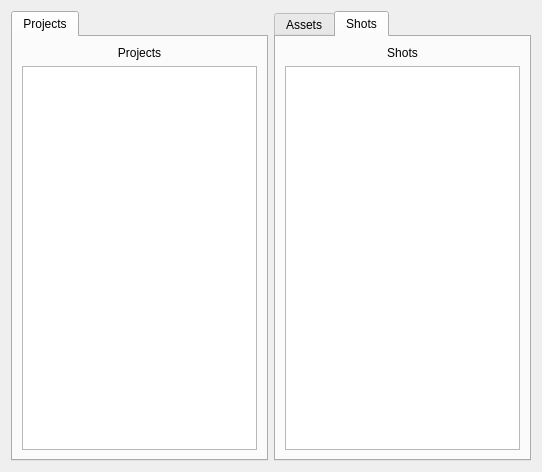
The window that maya_scripts/ui/qt_main_ui.ui (tws0002/scripts) describes before a commit, drawn with Qt 5.
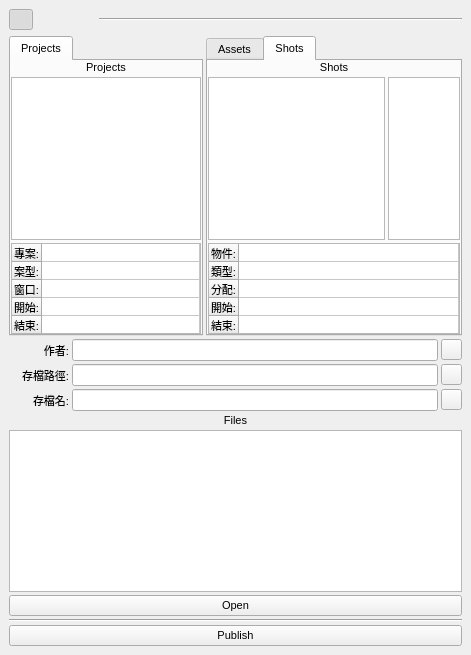
The same window after the commit. Icons and pictures are not drawn.

```diff
--- a/maya_scripts/ui/qt_main_ui.ui
+++ b/maya_scripts/ui/qt_main_ui.ui
@@ -6,28 +6,167 @@
    <rect>
     <x>0</x>
     <y>0</y>
-    <width>542</width>
-    <height>472</height>
+    <width>471</width>
+    <height>655</height>
    </rect>
   </property>
+  <property name="minimumSize">
+   <size>
+    <width>0</width>
+    <height>0</height>
+   </size>
+  </property>
+  <property name="maximumSize">
+   <size>
+    <width>620</width>
+    <height>700</height>
+   </size>
+  </property>
+  <property name="font">
+   <font>
+    <family>Arial</family>
+    <pointsize>8</pointsize>
+    <weight>50</weight>
+    <bold>false</bold>
+   </font>
+  </property>
   <property name="windowTitle">
    <string>Form</string>
   </property>
   <layout class="QVBoxLayout" name="verticalLayout_2">
+   <property name="spacing">
+    <number>6</number>
+   </property>
+   <property name="margin">
+    <number>9</number>
+   </property>
    <item>
-    <layout class="QVBoxLayout" name="verticalLayout">
+    <layout class="QHBoxLayout" name="horizontalLayout">
      <item>
-      <layout class="QHBoxLayout" name="horizontalLayout">
+      <widget class="QPushButton" name="inprogress_button">
+       <property name="maximumSize">
+        <size>
+         <width>24</width>
+         <height>24</height>
+        </size>
+       </property>
+       <property name="text">
+        <string/>
+       </property>
+       <property name="icon">
+        <iconset>
+         <normaloff>../icons/play_off_24.png</normaloff>
+         <normalon>../icons/play_on_24.png</normalon>../icons/play_off_24.png</iconset>
+       </property>
+       <property name="checkable">
+        <bool>true</bool>
+       </property>
+       <property name="checked">
+        <bool>true</bool>
+       </property>
+       <property name="flat">
+        <bool>true</bool>
+       </property>
+      </widget>
+     </item>
+     <item>
+      <widget class="QPushButton" name="ready_button">
+       <property name="maximumSize">
+        <size>
+         <width>24</width>
+         <height>24</height>
+        </size>
+       </property>
+       <property name="text">
+        <string/>
+       </property>
+       <property name="icon">
+        <iconset>
+         <normaloff>../icons/pause_off_24.png</normaloff>
+         <normalon>../icons/pause_on_24.png</normalon>../icons/pause_off_24.png</iconset>
+       </property>
+       <property name="checkable">
+        <bool>true</bool>
+       </property>
+       <property name="checked">
+        <bool>false</bool>
+       </property>
+       <property name="flat">
+        <bool>true</bool>
+       </property>
+      </widget>
+     </item>
+     <item>
+      <widget class="QPushButton" name="complete_button">
+       <property name="maximumSize">
+        <size>
+         <width>24</width>
+         <height>24</height>
+        </size>
+       </property>
+       <property name="text">
+        <string/>
+       </property>
+       <property name="icon">
+        <iconset>
+         <normaloff>../icons/check_off_24.png</normaloff>
+         <normalon>../icons/check_on_24.png</normalon>../icons/check_off_24.png</iconset>
+       </property>
+       <property name="checkable">
+        <bool>true</bool>
+       </property>
+       <property name="checked">
+        <bool>false</bool>
+       </property>
+       <property name="flat">
+        <bool>true</bool>
+       </property>
+      </widget>
+     </item>
+     <item>
+      <widget class="Line" name="line_2">
+       <property name="orientation">
+        <enum>Qt::Horizontal</enum>
+       </property>
+      </widget>
+     </item>
+    </layout>
+   </item>
+   <item>
+    <layout class="QVBoxLayout" name="mainLayout">
+     <property name="spacing">
+      <number>3</number>
+     </property>
+     <property name="margin">
+      <number>0</number>
+     </property>
+     <item>
+      <layout class="QHBoxLayout" name="tabLayout">
+       <property name="spacing">
+        <number>3</number>
+       </property>
        <item>
-        <widget class="QTabWidget" name="tabProject">
+        <widget class="QTabWidget" name="tabProjectWidget">
          <property name="currentIndex">
           <number>0</number>
          </property>
-         <widget class="QWidget" name="tabProject_layout">
+         <widget class="QWidget" name="tabProject">
+          <property name="minimumSize">
+           <size>
+            <width>0</width>
+            <height>0</height>
+           </size>
+          </property>
           <attribute name="title">
            <string>Projects</string>
           </attribute>
           <layout class="QVBoxLayout" name="verticalLayout_4">
+           <property name="spacing">
+            <number>3</number>
+           </property>
+           <property name="margin">
+            <number>0</number>
+           </property>
            <item>
             <widget class="QLabel" name="label">
              <property name="text">
@@ -39,7 +178,83 @@
             </widget>
            </item>
            <item>
-            <widget class="QListWidget" name="listWidget"/>
+            <widget class="QListWidget" name="project_list"/>
+           </item>
+           <item>
+            <widget class="QTableWidget" name="project_info">
+             <property name="minimumSize">
+              <size>
+               <width>190</width>
+               <height>91</height>
+              </size>
+             </property>
+             <property name="maximumSize">
+              <size>
+               <width>16777215</width>
+               <height>91</height>
+              </size>
+             </property>
+             <property name="verticalScrollBarPolicy">
+              <enum>Qt::ScrollBarAlwaysOff</enum>
+             </property>
+             <property name="horizontalScrollBarPolicy">
+              <enum>Qt::ScrollBarAlwaysOff</enum>
+             </property>
+             <property name="autoScroll">
+              <bool>false</bool>
+             </property>
+             <property name="selectionMode">
+              <enum>QAbstractItemView::NoSelection</enum>
+             </property>
+             <attribute name="horizontalHeaderVisible">
+              <bool>false</bool>
+             </attribute>
+             <attribute name="horizontalHeaderCascadingSectionResizes">
+              <bool>true</bool>
+             </attribute>
+             <attribute name="horizontalHeaderDefaultSectionSize">
+              <number>150</number>
+             </attribute>
+             <attribute name="horizontalHeaderMinimumSectionSize">
+              <number>150</number>
+             </attribute>
+             <attribute name="horizontalHeaderStretchLastSection">
+              <bool>true</bool>
+             </attribute>
+             <attribute name="verticalHeaderDefaultSectionSize">
+              <number>18</number>
+             </attribute>
+             <row>
+              <property name="text">
+               <string>專案:</string>
+              </property>
+             </row>
+             <row>
+              <property name="text">
+               <string>案型:</string>
+              </property>
+             </row>
+             <row>
+              <property name="text">
+               <string>窗口:</string>
+              </property>
+             </row>
+             <row>
+              <property name="text">
+               <string>開始:</string>
+              </property>
+             </row>
+             <row>
+              <property name="text">
+               <string>結束:</string>
+              </property>
+             </row>
+             <column>
+              <property name="text">
+               <string/>
+              </property>
+             </column>
+            </widget>
            </item>
           </layout>
          </widget>
@@ -47,6 +262,18 @@
        </item>
        <item>
         <widget class="QTabWidget" name="tabProductionType">
+         <property name="minimumSize">
+          <size>
+           <width>250</width>
+           <height>0</height>
+          </size>
+         </property>
+         <property name="maximumSize">
+          <size>
+           <width>350</width>
+           <height>16777215</height>
+          </size>
+         </property>
          <property name="currentIndex">
           <number>1</number>
          </property>
@@ -75,6 +302,12 @@
            <string>Shots</string>
           </attribute>
           <layout class="QVBoxLayout" name="verticalLayout_3">
+           <property name="spacing">
+            <number>3</number>
+           </property>
+           <property name="margin">
+            <number>0</number>
+           </property>
            <item>
             <widget class="QLabel" name="label_3">
              <property name="text">
@@ -86,7 +319,106 @@
             </widget>
            </item>
            <item>
-            <widget class="QListWidget" name="listWidget_3"/>
+            <layout class="QHBoxLayout" name="shot_layout">
+             <property name="spacing">
+              <number>3</number>
+             </property>
+             <item>
+              <widget class="QListWidget" name="shot_list"/>
+             </item>
+             <item>
+              <widget class="QListWidget" name="shot_process_list">
+               <property name="maximumSize">
+                <size>
+                 <width>150</width>
+                 <height>16777215</height>
+                </size>
+               </property>
+              </widget>
+             </item>
+            </layout>
+           </item>
+           <item>
+            <widget class="QTableWidget" name="shot_info">
+             <property name="minimumSize">
+              <size>
+               <width>190</width>
+               <height>91</height>
+              </size>
+             </property>
+             <property name="maximumSize">
+              <size>
+               <width>16777215</width>
+               <height>91</height>
+              </size>
+             </property>
+             <property name="toolTip">
+              <string>1</string>
+             </property>
+             <property name="verticalScrollBarPolicy">
+              <enum>Qt::ScrollBarAlwaysOff</enum>
+             </property>
+             <property name="horizontalScrollBarPolicy">
+              <enum>Qt::ScrollBarAlwaysOff</enum>
+             </property>
+             <property name="autoScroll">
+              <bool>false</bool>
+             </property>
+             <property name="selectionMode">
+              <enum>QAbstractItemView::NoSelection</enum>
+             </property>
+             <property name="verticalScrollMode">
+              <enum>QAbstractItemView::ScrollPerItem</enum>
+             </property>
+             <attribute name="horizontalHeaderVisible">
+              <bool>false</bool>
+             </attribute>
+             <attribute name="horizontalHeaderCascadingSectionResizes">
+              <bool>true</bool>
+             </attribute>
+             <attribute name="horizontalHeaderDefaultSectionSize">
+              <number>150</number>
+             </attribute>
+             <attribute name="horizontalHeaderMinimumSectionSize">
+              <number>150</number>
+             </attribute>
+             <attribute name="horizontalHeaderStretchLastSection">
+              <bool>true</bool>
+             </attribute>
+             <attribute name="verticalHeaderDefaultSectionSize">
+              <number>18</number>
+             </attribute>
+             <row>
+              <property name="text">
+               <string>物件:</string>
+              </property>
+             </row>
+             <row>
+              <property name="text">
+               <string>類型:</string>
+              </property>
+             </row>
+             <row>
+              <property name="text">
+               <string>分配:</string>
+              </property>
+             </row>
+             <row>
+              <property name="text">
+               <string>開始:</string>
+              </property>
+             </row>
+             <row>
+              <property name="text">
+               <string>結束:</string>
+              </property>
+             </row>
+             <column>
+              <property name="text">
+               <string/>
+              </property>
+             </column>
+            </widget>
            </item>
           </layout>
          </widget>
@@ -94,6 +426,222 @@
        </item>
       </layout>
      </item>
+     <item>
+      <layout class="QVBoxLayout" name="file_path_layout">
+       <property name="spacing">
+        <number>3</number>
+       </property>
+       <item>
+        <layout class="QHBoxLayout" name="login_layout">
+         <property name="spacing">
+          <number>3</number>
+         </property>
+         <item>
+          <widget class="QLabel" name="login_label">
+           <property name="minimumSize">
+            <size>
+             <width>60</width>
+             <height>0</height>
+            </size>
+           </property>
+           <property name="maximumSize">
+            <size>
+             <width>60</width>
+             <height>16777215</height>
+            </size>
+           </property>
+           <property name="text">
+            <string>作者:</string>
+           </property>
+           <property name="alignment">
+            <set>Qt::AlignRight|Qt::AlignTrailing|Qt::AlignVCenter</set>
+           </property>
+          </widget>
+         </item>
+         <item>
+          <widget class="QLineEdit" name="login_name">
+           <property name="layoutDirection">
+            <enum>Qt::LeftToRight</enum>
+           </property>
+           <property name="alignment">
+            <set>Qt::AlignCenter</set>
+           </property>
+          </widget>
+         </item>
+         <item>
+          <widget class="QPushButton" name="logout_button">
+           <property name="maximumSize">
+            <size>
+             <width>21</width>
+             <height>21</height>
+            </size>
+           </property>
+           <property name="text">
+            <string/>
+           </property>
+           <property name="icon">
+            <iconset>
+             <normaloff>../icons/sign-out_222222_12.png</normaloff>../icons/sign-out_222222_12.png</iconset>
+           </property>
+          </widget>
+         </item>
+        </layout>
+       </item>
+       <item>
+        <layout class="QHBoxLayout" name="save_path_layout">
+         <property name="spacing">
+          <number>3</number>
+         </property>
+         <item>
+          <widget class="QLabel" name="save_path_label">
+           <property name="minimumSize">
+            <size>
+             <width>60</width>
+             <height>0</height>
+            </size>
+           </property>
+           <property name="maximumSize">
+            <size>
+             <width>60</width>
+             <height>16777215</height>
+            </size>
+           </property>
+           <property name="text">
+            <string>存檔路徑:</string>
+           </property>
+           <property name="alignment">
+            <set>Qt::AlignRight|Qt::AlignTrailing|Qt::AlignVCenter</set>
+           </property>
+          </widget>
+         </item>
+         <item>
+          <widget class="QLineEdit" name="save_path">
+           <property name="layoutDirection">
+            <enum>Qt::LeftToRight</enum>
+           </property>
+           <property name="alignment">
+            <set>Qt::AlignCenter</set>
+           </property>
+          </widget>
+         </item>
+         <item>
+          <widget class="QPushButton" name="open_path_button">
+           <property name="maximumSize">
+            <size>
+             <width>21</width>
+             <height>21</height>
+            </size>
+           </property>
+           <property name="text">
+            <string/>
+           </property>
+           <property name="icon">
+            <iconset>
+             <normaloff>../icons/folder-open-o_222222_12.png</normaloff>../icons/folder-open-o_222222_12.png</iconset>
+           </property>
+          </widget>
+         </item>
+        </layout>
+       </item>
+       <item>
+        <layout class="QHBoxLayout" name="save_file_layout">
+         <property name="spacing">
+          <number>3</number>
+         </property>
+         <item>
+          <widget class="QLabel" name="save_file_label">
+           <property name="minimumSize">
+            <size>
+             <width>60</width>
+             <height>0</height>
+            </size>
+           </property>
+           <property name="maximumSize">
+            <size>
+             <width>60</width>
+             <height>16777215</height>
+            </size>
+           </property>
+           <property name="text">
+            <string>存檔名:</string>
+           </property>
+           <property name="alignment">
+            <set>Qt::AlignRight|Qt::AlignTrailing|Qt::AlignVCenter</set>
+           </property>
+          </widget>
+         </item>
+         <item>
+          <widget class="QLineEdit" name="save_file">
+           <property name="layoutDirection">
+            <enum>Qt::LeftToRight</enum>
+           </property>
+           <property name="alignment">
+            <set>Qt::AlignCenter</set>
+           </property>
+          </widget>
+         </item>
+         <item>
+          <widget class="QPushButton" name="save_button">
+           <property name="maximumSize">
+            <size>
+             <width>21</width>
+             <height>21</height>
+            </size>
+           </property>
+           <property name="text">
+            <string/>
+           </property>
+           <property name="icon">
+            <iconset>
+             <normaloff>../icons/save_222222_12.png</normaloff>../icons/save_222222_12.png</iconset>
+           </property>
+          </widget>
+         </item>
+        </layout>
+       </item>
+      </layout>
+     </item>
+     <item>
+      <layout class="QVBoxLayout" name="file_list_layout">
+       <property name="spacing">
+        <number>3</number>
+       </property>
+       <item>
+        <widget class="QLabel" name="file_list_label">
+         <property name="text">
+          <string>Files</string>
+         </property>
+         <property name="alignment">
+          <set>Qt::AlignCenter</set>
+         </property>
+        </widget>
+       </item>
+       <item>
+        <widget class="QListWidget" name="file_list"/>
+       </item>
+       <item>
+        <widget class="QPushButton" name="open_button">
+         <property name="text">
+          <string>Open</string>
+         </property>
+        </widget>
+       </item>
+       <item>
+        <widget class="Line" name="line">
+         <property name="orientation">
+          <enum>Qt::Horizontal</enum>
+         </property>
+        </widget>
+       </item>
+       <item>
+        <widget class="QPushButton" name="publish_button">
+         <property name="text">
+          <string>Publish</string>
+         </property>
+        </widget>
+       </item>
+      </layout>
+     </item>
     </layout>
    </item>
   </layout>
```
Left out of the diff: 117 changed lines with no effect on the pictures.
